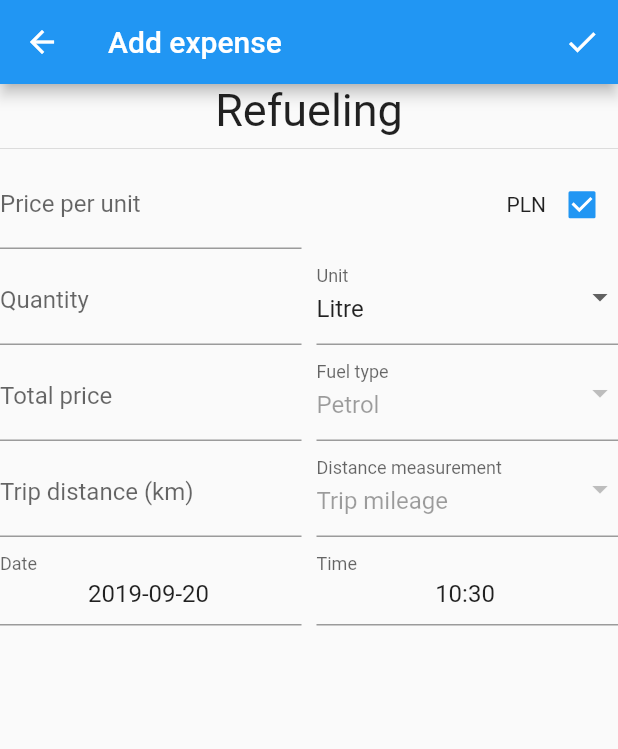
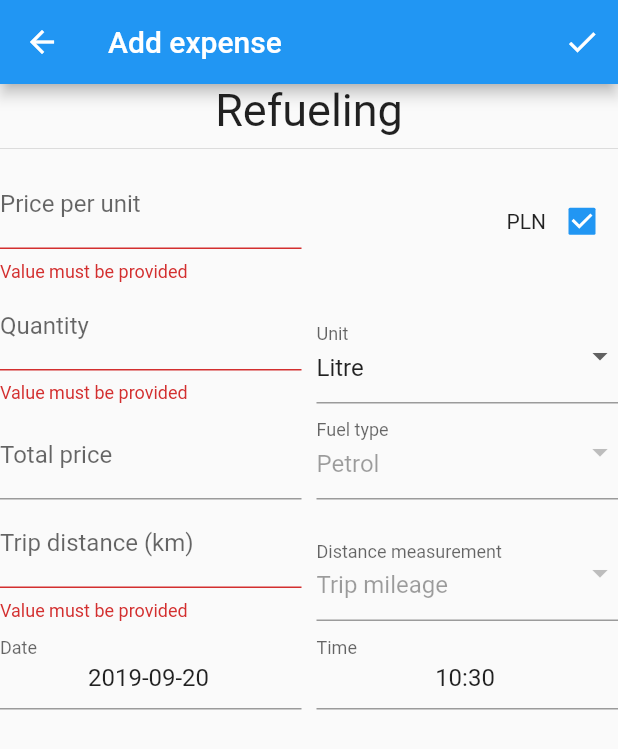
Before and after one commit to 0xym/car_cash, a Flutter app: the AddExpenseScreen screen opened by its route, after a tap on the "check" icon, on a phone screen of 412 x 824 dp. Shown: the top 749 px of the screen. Run offline on Flutter 3.47's test engine with Material 2 defaults, Android fonts, the phone set to English and light mode, and no system bars; our stand-ins replace sqflite; accounts and stored records are empty.

Commit message:
basic logic added to expenses and add_expense screens

```diff
--- a/lib/main.dart
+++ b/lib/main.dart
@@ -1,12 +1,16 @@
 import 'package:flutter/material.dart';
+import 'package:provider/provider.dart';
 import 'routes.dart';
+import './providers/refuelings.dart';
 
 void main() => runApp(MyApp());
 
 class MyApp extends StatelessWidget {
   @override
   Widget build(BuildContext context) {
-    return MaterialApp(
+    return ChangeNotifierProvider.value(
+      value: Refuelings(),
+      child: MaterialApp(
         supportedLocales: [
           const Locale('en'),
           // const Locale('pl'),
@@ -16,6 +20,7 @@ class MyApp extends StatelessWidget {
           primarySwatch: Colors.blue,
         ),
         routes: Routes.routes,
+      ),
     );
   }
 }
--- /dev/null
+++ b/lib/model/refueling.dart
@@ -0,0 +1,96 @@
+import 'package:car_cash/utils/common.dart';
+import 'package:flutter/foundation.dart';
+
+enum UnitType { Energy, Mass, Volume
+}
+
+UnitType unitTypeFromString(String unitType) {
+  for (UnitType element in UnitType.values) {
+    if (element.toString() == unitType) {
+      return element;
+    }
+  }
+  return null;
+}
+
+class Refueling {
+  //keys:
+  static const PRICE_PER_UNIT = 'pricePerUnit';
+  static const QUANTITY = 'quantity';
+  static const UNIT_TYPE = 'unitType';
+  static const MILEAGE = 'mileage';
+  static const TIMESTAMP = 'timestamp';
+  static const FUEL_ID = 'fuelId';
+  static const EXCHANGE_RATE = 'exchangeRate';
+  static const NOTE = 'note';
+  static const CAR_ID = 'carId';
+
+  double pricePerUnit;
+  double quantity; //in SI unit of a given UnitType
+  UnitType unitType;
+  int mileage; //in meters
+  DateTime timestamp;
+  int fuelId;
+  double exchangeRate;
+  String note;
+  int carId;
+
+  Refueling(
+      {@required this.carId,
+      this.exchangeRate = 1.0,
+      @required this.fuelId,
+      this.mileage,
+      this.note = '',
+      this.pricePerUnit,
+      this.quantity,
+      this.timestamp,
+      @required this.unitType});
+
+  Refueling.deserialize(Map<String, Object> json)
+      : carId = json[CAR_ID],
+        exchangeRate = json[EXCHANGE_RATE],
+        fuelId = json[FUEL_ID],
+        mileage = json[MILEAGE],
+        note = json[NOTE],
+        pricePerUnit = json[PRICE_PER_UNIT],
+        quantity = json[QUANTITY],
+        timestamp = DateTime.fromMillisecondsSinceEpoch(json[TIMESTAMP]),
+        unitType = unitTypeFromString(json[UNIT_TYPE]);
+
+  Map<String, Object> serialize() => {
+    CAR_ID: carId,
+    EXCHANGE_RATE: exchangeRate,
+    FUEL_ID: fuelId,
+    MILEAGE: mileage,
+    NOTE: note,
+    PRICE_PER_UNIT: pricePerUnit,
+    QUANTITY: quantity,
+    TIMESTAMP: serializedTimestamp,
+    UNIT_TYPE: unitType.toString()
+  };
+
+  int get serializedTimestamp {
+    return timestamp.millisecondsSinceEpoch;
+  }
+
+  double get unitConversionFactor {
+    return 1000;
+  }
+
+  void setMileage(String value) {
+    final nativeMileage = toDouble(value);
+    mileage = nativeMileage == null ? null : (nativeMileage * unitConversionFactor).round();
+  }
+
+  double get displayedMileage {
+    return mileage == null ? null : (mileage / unitConversionFactor);
+  }
+
+  String get mileageUnitString {
+    return "km";
+  }
+
+  String get totalMileageString {
+    return "${(displayedMileage).toStringAsFixed(1)} $mileageUnitString";
+  }
+}
--- a/lib/screens/add_expense_screen.dart
+++ b/lib/screens/add_expense_screen.dart
@@ -1,6 +1,10 @@
 import 'package:flutter/material.dart';
+import 'package:provider/provider.dart';
+import 'package:intl/intl.dart';
 import '../l10n/localization.dart';
-import 'package:intl/intl.dart';
+import '../providers/refuelings.dart';
+import '../model/refueling.dart';
+import '../utils/common.dart';
 
 class AddExpenseScreen extends StatefulWidget {
   static const routeName = '/add-expense';
@@ -9,10 +13,7 @@ class AddExpenseScreen extends StatefulWidget {
   _AddExpenseScreenState createState() => _AddExpenseScreenState();
 }
 
-enum MileageType {
-  Trip,
-  Total
-}
+enum MileageType { Trip, Total }
 
 class _AddExpenseScreenState extends State<AddExpenseScreen> {
   final _formKey = GlobalKey<FormState>();
@@ -21,17 +22,51 @@ class _AddExpenseScreenState extends State<AddExpenseScreen> {
   final _dateFormat = 'yyyy-MM-dd';
   final _timeFormat = 'HH:mm';
   static const _spaceBetween = 10.0;
-  DateTime _timestamp;
+  Refueling _refueling;
+  DateTime _oldTimestamp;
+  bool _validationFailed = false;
+
+  void _saveRefueling() {
+    if (_validateForm()) {
+      _formKey.currentState.save();
+      final refuelings = Provider.of<Refuelings>(context, listen: false);
+      refuelings.changeRefueling(_oldTimestamp, _refueling);
+      Navigator.of(context).pop();
+    }
+  }
+
+  String _validateNumber(String value) {
+    double parsed = toDouble(value);
+    return value.isEmpty ? "Value must be provided" : parsed == null
+        ? 'Must be a valid number'
+        : parsed <= 0.0 ? 'Must be positive' : null;
+  }
+
+  bool _validateForm() {
+    _validationFailed = !_formKey.currentState.validate();
+    return !_validationFailed;
+  }
+
+  void _validateOnEditingIfNeeded(){
+    if (_validationFailed) {
+      _validateForm();
+    }
+  }
 
   @override
   Widget build(BuildContext context) {
     final localization = Localization.of(context);
-    _timestamp = DateTime.now();
+    _refueling = ModalRoute.of(context).settings.arguments ?? Refueling(carId: 0, fuelId: 0, unitType: UnitType.Volume);
+    _oldTimestamp = _refueling.timestamp;
+    _refueling.timestamp ??= DateTime.now();
     return Scaffold(
       appBar: AppBar(
         title: Text(localization.addExpenseTitle),
         actions: <Widget>[
-          IconButton(icon: Icon(Icons.check), onPressed: (){},)
+          IconButton(
+            icon: Icon(Icons.check),
+            onPressed: _saveRefueling,
+          )
         ],
       ),
       body: Form(
@@ -48,69 +83,165 @@ class _AddExpenseScreenState extends State<AddExpenseScreen> {
                   children: <Widget>[
                     Expanded(
                         child: TextFormField(
-                      initialValue: '',
+                      initialValue: (_refueling.pricePerUnit ?? '').toString(),
+                      onSaved: (value) =>
+                          _refueling.pricePerUnit = toDouble(value),
+                      validator: _validateNumber,
+                      onEditingComplete: _validateOnEditingIfNeeded,
                       keyboardType: TextInputType.number,
                       decoration: InputDecoration(
                           labelText:
-                              localization.getTranslation('pricePerUnit')),
+                              localization.getTranslation('pricePerUnit'),),
                     )),
-                    SizedBox(width: _spaceBetween,),
-                    Expanded(child:  Row(
+                    SizedBox(
+                      width: _spaceBetween,
+                    ),
+                    Expanded(
+                      child: Row(
                         mainAxisAlignment: MainAxisAlignment.end,
                         children: <Widget>[
                           Text(_homeCurency),
-                    Checkbox(value: true, onChanged: (_){},),
-                    ],),),
+                          Checkbox(
+                            value: true,
+                            onChanged: (_) {},
+                          ),
+                        ],
+                      ),
+                    ),
                   ],
                 ),
                 Row(
                   crossAxisAlignment: CrossAxisAlignment.end,
                   children: <Widget>[
-                  Expanded(child: TextFormField(initialValue: '', keyboardType: TextInputType.number, decoration: InputDecoration(labelText: localization.tr('quantity')),),),
-                  SizedBox(width: _spaceBetween,),
-                  Expanded(child:
-                    DropdownButtonFormField<String>(
+                    Expanded(
+                      child: TextFormField(
+                        initialValue: (_refueling.quantity ?? '').toString(),
+                        onSaved: (value) =>
+                            _refueling.quantity = toDouble(value),
+                        validator: _validateNumber,
+                        onEditingComplete: _validateOnEditingIfNeeded,
+
+                        keyboardType: TextInputType.number,
+                        decoration: InputDecoration(
+                            labelText: localization.tr('quantity'),),
+                      ),
+                    ),
+                    SizedBox(
+                      width: _spaceBetween,
+                    ),
+                    Expanded(
+                        child: DropdownButtonFormField<String>(
                       items: [
-                      DropdownMenuItem(value: 'litre',child: Text(localization.tr('litre')),),
-                      DropdownMenuItem(value: 'gallon_us', child: Text(localization.tr('gallon_us')),) ],
-                      onChanged: (_){},
-                      decoration: InputDecoration(labelText: localization.tr('unit')),
-                      value: 'litre', )
+                        DropdownMenuItem(
+                          value: 'litre',
+                          child: Text(localization.tr('litre')),
+                        ),
+                        DropdownMenuItem(
+                          value: 'gallon_us',
+                          child: Text(localization.tr('gallon_us')),
                         )
-                ],),
+                      ],
+                      onChanged: (_) {},
+                      decoration:
+                          InputDecoration(labelText: localization.tr('unit')),
+                      value: 'litre',
+                    ))
+                  ],
+                ),
                 Row(
                   crossAxisAlignment: CrossAxisAlignment.end,
                   children: <Widget>[
-                    Expanded(child: TextFormField(initialValue: '', keyboardType: TextInputType.number, decoration: InputDecoration(labelText: localization.tr('totalPrice')),),),
-                    SizedBox(width: _spaceBetween,),
-                    Expanded(child: DropdownButtonFormField<int>(items: [
-                      DropdownMenuItem(value: 0, child: Text('Petrol'),),
+                    Expanded(
+                      child: TextFormField(
+                        initialValue: '',
+                        keyboardType: TextInputType.number,
+                        decoration: InputDecoration(
+                            labelText: localization.tr('totalPrice')),
+                      ),
+                    ),
+                    SizedBox(
+                      width: _spaceBetween,
+                    ),
+                    Expanded(
+                      child: DropdownButtonFormField<int>(
+                        items: [
+                          DropdownMenuItem(
+                            value: 0,
+                            child: Text('Petrol'),
+                          ),
                         ],
                         value: 0,
-                      decoration: InputDecoration(labelText: localization.tr('fuelType')),
-                    ),)
-                ],),
+                        decoration: InputDecoration(
+                            labelText: localization.tr('fuelType')),
+                      ),
+                    )
+                  ],
+                ),
                 Row(
                   crossAxisAlignment: CrossAxisAlignment.end,
                   children: <Widget>[
-                    Expanded(child: TextFormField(initialValue: '', keyboardType: TextInputType.number, decoration: InputDecoration(labelText: '${localization.tr('tripDistance')} ($_distanceUnitString)'),),),
-                    SizedBox(width: _spaceBetween,),
-                    Expanded(child: DropdownButtonFormField<MileageType>(items: [
-                      DropdownMenuItem(value: MileageType.Total, child: Text(localization.tr('mileageTotal')),),
-                      DropdownMenuItem(value: MileageType.Trip, child: Text(localization.tr('mileageTrip')),),
+                    Expanded(
+                      child: TextFormField(
+                        initialValue: (_refueling.displayedMileage ?? '').toString(),
+                        onSaved: (value) => _refueling.setMileage(value),
+                        onEditingComplete: _validateOnEditingIfNeeded,
+                        validator: _validateNumber,
+                        keyboardType: TextInputType.number,
+                        decoration: InputDecoration(
+                            labelText:
+                                '${localization.tr('tripDistance')} ($_distanceUnitString)'),
+                      ),
+                    ),
+                    SizedBox(
+                      width: _spaceBetween,
+                    ),
+                    Expanded(
+                        child: DropdownButtonFormField<MileageType>(
+                      items: [
+                        DropdownMenuItem(
+                          value: MileageType.Total,
+                          child: Text(localization.tr('mileageTotal')),
+                        ),
+                        DropdownMenuItem(
+                          value: MileageType.Trip,
+                          child: Text(localization.tr('mileageTrip')),
+                        ),
                       ],
                       value: MileageType.Trip,
-                      decoration: InputDecoration(labelText: localization.tr('distanceMeasurement')),
+                      decoration: InputDecoration(
+                          labelText: localization.tr('distanceMeasurement')),
                     ))
                   ],
                 ),
-                Row(children: <Widget>[
-                  Expanded(child: TextFormField(initialValue: DateFormat(_dateFormat).format(_timestamp), readOnly: true, textAlign: TextAlign.center,
-                    decoration: InputDecoration(labelText: localization.tr('date')), onTap: () {},),),
-                  SizedBox(width: _spaceBetween,),
-                  Expanded(child: TextFormField(initialValue: DateFormat(_timeFormat).format(_timestamp), readOnly: true, textAlign: TextAlign.center,
-                    decoration: InputDecoration(labelText: localization.tr('time')), onTap: () {},),),
-                ],)
+                Row(
+                  children: <Widget>[
+                    Expanded(
+                      child: TextFormField(
+                        initialValue: DateFormat(_dateFormat)
+                            .format(_refueling.timestamp),
+                        readOnly: true,
+                        textAlign: TextAlign.center,
+                        decoration:
+                            InputDecoration(labelText: localization.tr('date')),
+                        onTap: () {},
+                      ),
+                    ),
+                    SizedBox(
+                      width: _spaceBetween,
+                    ),
+                    Expanded(
+                      child: TextFormField(
+                        initialValue: DateFormat(_timeFormat)
+                            .format(_refueling.timestamp),
+                        readOnly: true,
+                        textAlign: TextAlign.center,
+                        decoration:
+                            InputDecoration(labelText: localization.tr('time')),
+                        onTap: () {},
+                      ),
+                    ),
+                  ],
+                )
               ],
             ),
           )),
--- /dev/null
+++ b/lib/utils/common.dart
@@ -0,0 +1,3 @@
+double toDouble(String value) {
+  return double.tryParse(value.replaceAll(',', '.'));
+}
--- a/pubspec.yaml
+++ b/pubspec.yaml
@@ -1,7 +1,7 @@
 name: car_cash
 description: A new Flutter project.
 
-version: 0.0.1+2
+version: 0.0.2+3
 
 environment:
   sdk: ">=2.3.0 <3.0.0"
@@ -13,6 +13,9 @@ dependencies:
   flutter_localizations:
     sdk: flutter
   intl: ^0.15.8
+  sqflite: ^1.1.0
+  path: ^1.6.2
+  provider: ^3.0.0+1
 
 flutter_icons:
   android: true
```
Also changed, not shown: lib/providers/refuelings.dart (added, +70 -0 lines), lib/screens/expense_list_screen.dart (+10 -1 lines), lib/utils/db_access.dart (added, +42 -0 lines), lib/widgets/expense_item.dart (added, +37 -0 lines), pubspec.lock. Lines whose indentation alone changed are shown as unchanged.
